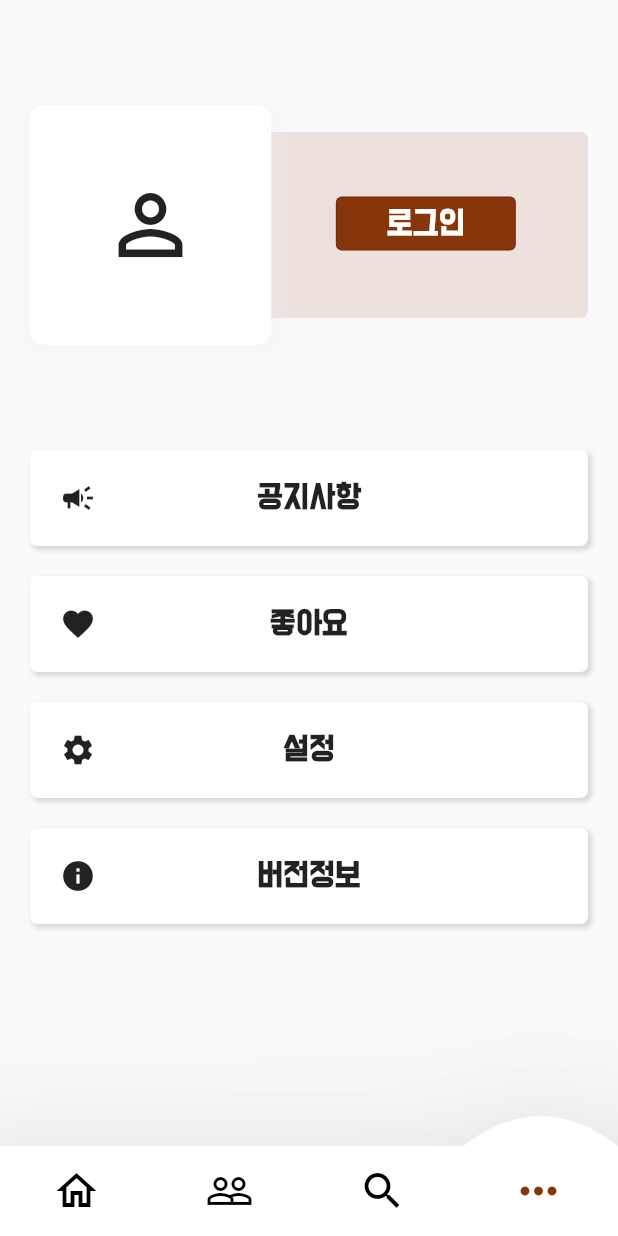
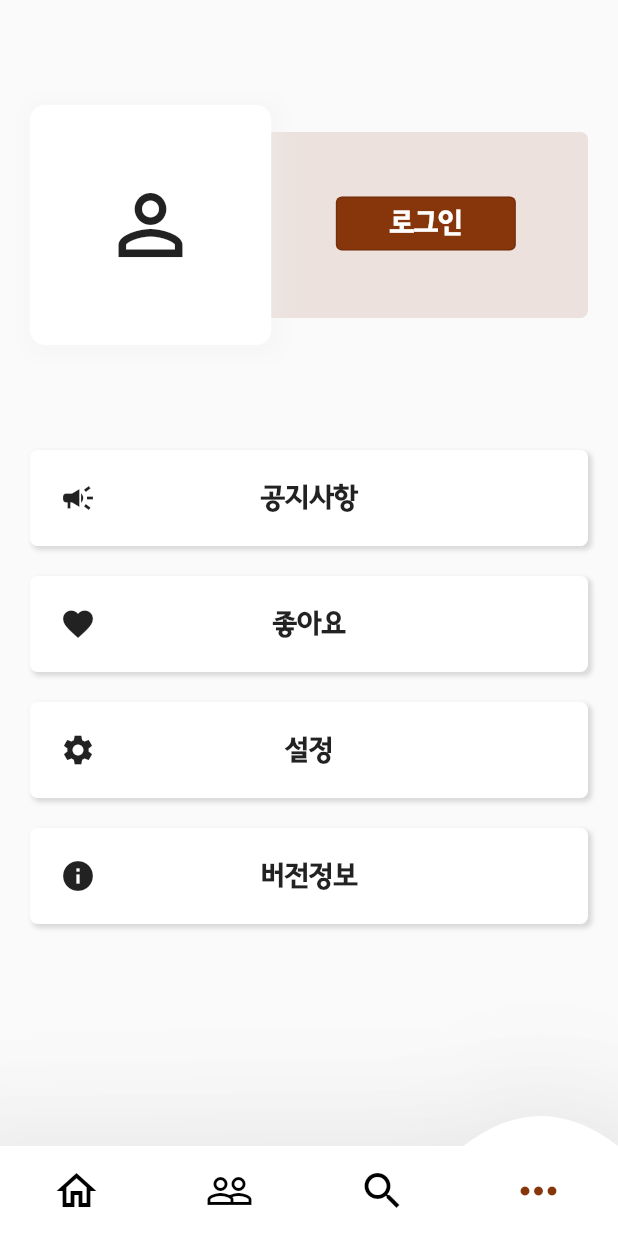
Before and after one commit to 2021-contest-exhibit/flutter-modak, a Flutter app: the screen it shows after launch, swiped to page 4, on a phone screen of 412 x 824 dp. Run offline on Flutter 3.47's test engine with Material 2 defaults, Android fonts, the phone set to English and light mode, and no system bars; our stand-ins replace auto_size_text, cloud_firestore, dio, equatable, firebase_auth, firebase_core and 8 more; accounts and stored records are empty; generated files the repository leaves out were written again; network calls fail.

Commit message:
[ADD] 청소년서체 글씨체 추가 및 적용

```diff
--- a/modak/lib/main.dart
+++ b/modak/lib/main.dart
@@ -70,7 +70,7 @@ class MyApp extends StatelessWidget {
         debugShowCheckedModeBanner: false,
         theme: ThemeData(
           primaryColor: Color(0xff87360C),
-          fontFamily: 'BMDOHYEON_ttf',
+          fontFamily: 'Youth',
         ),
         initialRoute: '/splash',
         routes: {
--- a/modak/pubspec.yaml
+++ b/modak/pubspec.yaml
@@ -83,6 +83,9 @@ flutter:
     - family: BMDOHYEON_ttf
       fonts:
         - asset: fonts/BMDOHYEON_ttf.ttf
+    - family: Youth
+      fonts:
+        - asset: fonts/Youth.ttf
 
   # An image asset can refer to one or more resolution-specific "variants", see
   # https://flutter.dev/assets-and-images/#resolution-aware.
```
Also changed, not shown: modak/fonts/Youth.ttf (added).
